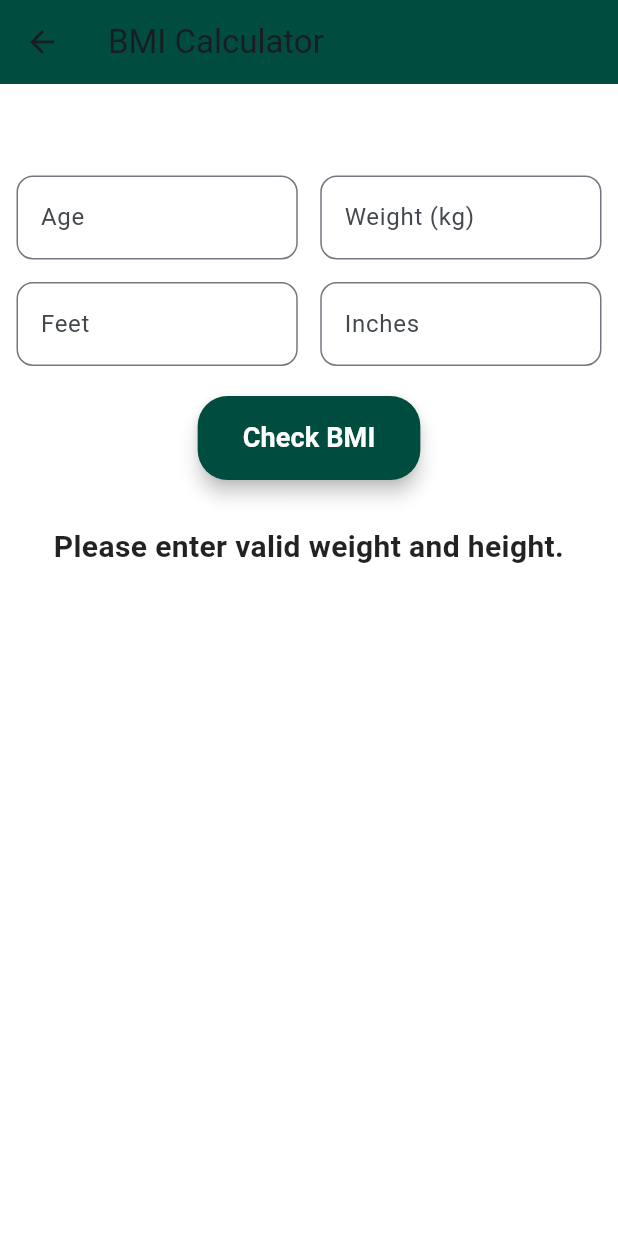
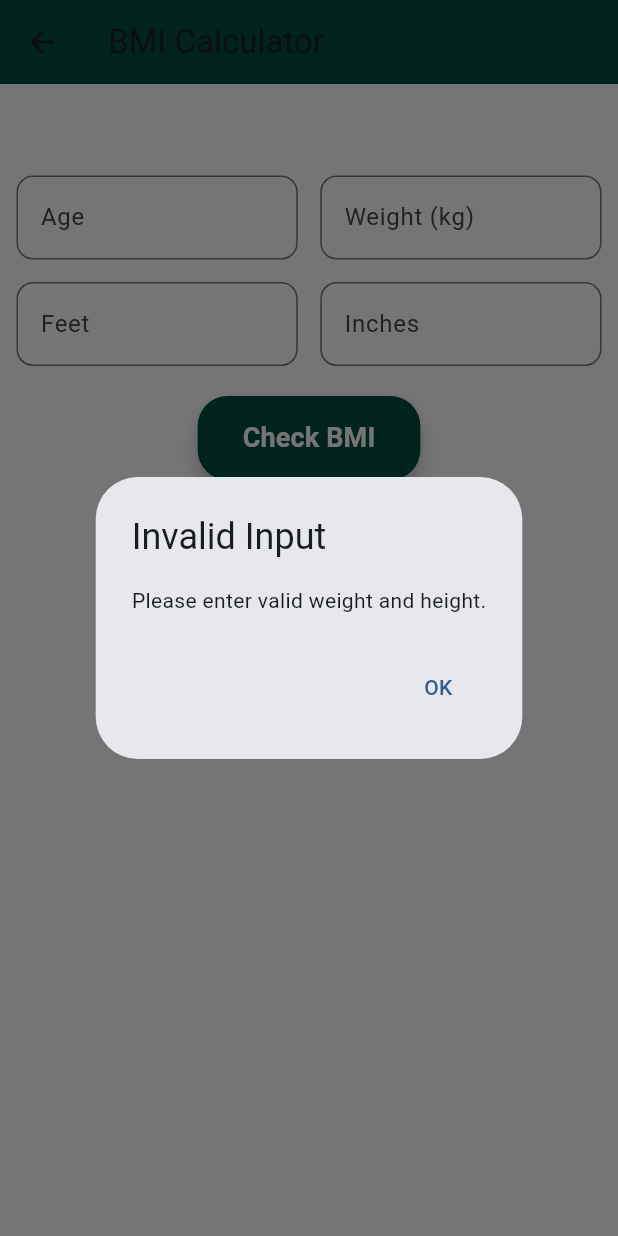
Before and after one commit to ahmad000-web/Bio_Monitor, a Flutter app: the BMI screen opened directly, after a tap on "Check BMI", on a phone screen of 412 x 824 dp. Run offline on Flutter 3.47's test engine with Material 3 defaults, Android fonts, the phone set to English and light mode, and no system bars; our stand-ins replace get, image_picker, shared_preferences, sqflite, youtube_player_flutter; accounts and stored records are empty.

Commit message:
11a7c32 Updated project

```diff
--- a/lib/appointment.dart
+++ b/lib/appointment.dart
@@ -37,7 +37,7 @@ class _AppointmentScreenState extends State<AppointmentScreen> {
       "email": "dr.ahmed@example.com",
       "specialization": "Endocrinologist"
     },
-    "Dr. Noor Pulmonologist": {
+    "Dr. Noor (Pulmonologist)": {
       "email": "dr.noor@example.com",
       "specialization": "Pulmonologist"
     },
--- a/lib/articles/article_dengue.dart
+++ b/lib/articles/article_dengue.dart
@@ -57,6 +57,9 @@ class ArticleDengue extends StatelessWidget {
             "Let's fight dengue together!",
             style: TextStyle(fontSize: 16, fontWeight: FontWeight.w500),
           ),
+          SizedBox(
+            height: 50,
+          )
         ],
       ),
     );
--- a/lib/articles/article_fever.dart
+++ b/lib/articles/article_fever.dart
@@ -54,9 +54,13 @@ class ArticleFever extends StatelessWidget {
           ),
           SizedBox(height: 20),
           Text(
-            "💛 Remember: Seasonal fevers are often preventable with proper care and awareness. Stay safe and healthy!",
+            "💛 Remember: Seasonal fevers are often preventable with proper care and awareness."
+            "Stay safe and healthy!",
             style: TextStyle(fontSize: 16, fontWeight: FontWeight.w500),
           ),
+          SizedBox(
+            height: 50,
+          )
         ],
       ),
     );
--- a/lib/articles/article_hepatitis.dart
+++ b/lib/articles/article_hepatitis.dart
@@ -57,6 +57,9 @@ class ArticleHepatitis extends StatelessWidget {
             "💛 Remember: Awareness and vaccination are key to preventing hepatitis. Protect your liver, protect your life!",
             style: TextStyle(fontSize: 16, fontWeight: FontWeight.w500),
           ),
+          SizedBox(
+            height: 50,
+          )
         ],
       ),
     );
--- a/lib/articles/article_hygiene.dart
+++ b/lib/articles/article_hygiene.dart
@@ -56,6 +56,9 @@ class ArticleHygiene extends StatelessWidget {
             "💛 Remember: Practicing good hygiene is simple but powerful. Stay clean, stay healthy!",
             style: TextStyle(fontSize: 16, fontWeight: FontWeight.w500),
           ),
+          SizedBox(
+            height: 50,
+          )
         ],
       ),
     );
--- a/lib/backend/yoga_recommendation.dart
+++ b/lib/backend/yoga_recommendation.dart
@@ -7,6 +7,6 @@ class YogaRecommendation extends RecommendationService {
   }
 
   String getYogaLinks() {
-    return "https://youtube/yoga_beginner_video";
+    return "https://youtu.be/B4kNiCWTl7M?si=YTR6-vNylfleMlRq";
   }
 }
--- a/lib/bmi.dart
+++ b/lib/bmi.dart
@@ -16,7 +16,7 @@ class _BMIState extends State<BMI> {
   Color bgColor = Colors.white;
   String resultMessage = "";
 
-  // Dart version of BMI calculation
+  // BMI Calculation
   double calculateBMI(double weightKg, double heightCm) {
     final heightM = heightCm / 100;
     if (heightM <= 0) return 0;
@@ -30,6 +30,7 @@ class _BMIState extends State<BMI> {
     return 3; // Extreme Overweight
   }
 
+  // MAIN FUNCTION with DIALOG
   void calculateBMIAndUpdateUI() {
     final double w = double.tryParse(weight.text) ?? 0;
     final int f = int.tryParse(feet.text) ?? 0;
@@ -38,10 +39,19 @@ class _BMIState extends State<BMI> {
     final double heightCm = (f * 12 + i) * 2.54;
 
     if (w <= 0 || heightCm <= 0) {
-      setState(() {
-        resultMessage = "Please enter valid weight and height.";
-        bgColor = Colors.white;
-      });
+      showDialog(
+        context: context,
+        builder: (ctx) => AlertDialog(
+          title: const Text("Invalid Input"),
+          content: const Text("Please enter valid weight and height."),
+          actions: [
+            TextButton(
+              onPressed: () => Navigator.of(ctx).pop(),
+              child: const Text("OK"),
+            ),
+          ],
+        ),
+      );
       return;
     }
 
@@ -73,10 +83,27 @@ class _BMIState extends State<BMI> {
         color = Colors.white;
     }
 
+    final String feedback = "BMI: ${bmi.toStringAsFixed(1)}\nStatus: $message";
+
     setState(() {
-      resultMessage = "BMI: ${bmi.toStringAsFixed(1)}\n$message";
+      resultMessage = feedback;
       bgColor = color;
     });
+
+    // SHOW RESULT DIALOG
+    showDialog(
+      context: context,
+      builder: (ctx) => AlertDialog(
+        title: const Text("BMI Result"),
+        content: Text(feedback),
+        actions: [
+          TextButton(
+            onPressed: () => Navigator.of(ctx).pop(),
+            child: const Text("OK"),
+          ),
+        ],
+      ),
+    );
   }
 
   @override
@@ -93,7 +120,7 @@ class _BMIState extends State<BMI> {
     return Scaffold(
       backgroundColor: bgColor,
       appBar: AppBar(
-        title: Text("BMI Calculator"),
+        title: const Text("BMI Calculator"),
         backgroundColor: Colors.teal.shade900,
       ),
       body: Center(
@@ -103,7 +130,7 @@ class _BMIState extends State<BMI> {
             mainAxisAlignment: MainAxisAlignment.start,
             crossAxisAlignment: CrossAxisAlignment.center,
             children: [
-              SizedBox(height: 50),
+              const SizedBox(height: 50),
               Row(
                 children: [
                   Expanded(
@@ -114,11 +141,12 @@ class _BMIState extends State<BMI> {
                         labelText: "Age",
                         hintText: "Enter your age",
                         border: OutlineInputBorder(
-                            borderRadius: BorderRadius.circular(11)),
+                          borderRadius: BorderRadius.circular(11),
+                        ),
                       ),
                     ),
                   ),
-                  SizedBox(width: 15),
+                  const SizedBox(width: 15),
                   Expanded(
                     child: TextField(
                       keyboardType: TextInputType.number,
@@ -127,13 +155,14 @@ class _BMIState extends State<BMI> {
                         labelText: "Weight (kg)",
                         hintText: "Enter your weight",
                         border: OutlineInputBorder(
-                            borderRadius: BorderRadius.circular(11)),
+                          borderRadius: BorderRadius.circular(11),
+                        ),
                       ),
                     ),
                   ),
                 ],
               ),
-              SizedBox(height: 15),
+              const SizedBox(height: 15),
               Row(
                 children: [
                   Expanded(
@@ -144,11 +173,12 @@ class _BMIState extends State<BMI> {
                         labelText: "Feet",
                         hintText: "Height (feet)",
                         border: OutlineInputBorder(
-                            borderRadius: BorderRadius.circular(11)),
+                          borderRadius: BorderRadius.circular(11),
+                        ),
                       ),
                     ),
                   ),
-                  SizedBox(width: 15),
+                  const SizedBox(width: 15),
                   Expanded(
                     child: TextField(
                       keyboardType: TextInputType.number,
@@ -157,37 +187,40 @@ class _BMIState extends State<BMI> {
                         labelText: "Inches",
                         hintText: "Height (inches)",
                         border: OutlineInputBorder(
-                            borderRadius: BorderRadius.circular(11)),
+                          borderRadius: BorderRadius.circular(11),
+                        ),
                       ),
                     ),
                   ),
                 ],
               ),
-              SizedBox(height: 20),
+              const SizedBox(height: 20),
               ElevatedButton(
                 onPressed: calculateBMIAndUpdateUI,
                 style: ElevatedButton.styleFrom(
                   backgroundColor: Colors.teal.shade900,
                   foregroundColor: Colors.white,
-                  padding: EdgeInsets.symmetric(horizontal: 30, vertical: 15),
+                  padding:
+                      const EdgeInsets.symmetric(horizontal: 30, vertical: 15),
                   shape: RoundedRectangleBorder(
                     borderRadius: BorderRadius.circular(20),
                   ),
                   elevation: 5,
                 ),
-                child: Text(
+                child: const Text(
                   "Check BMI",
                   style: TextStyle(fontSize: 18, fontWeight: FontWeight.bold),
                 ),
               ),
-              SizedBox(height: 30),
+              const SizedBox(height: 30),
               Text(
                 resultMessage,
                 textAlign: TextAlign.center,
-                style: TextStyle(
-                    fontSize: 20,
-                    fontWeight: FontWeight.bold,
-                    color: Colors.black87),
+                style: const TextStyle(
+                  fontSize: 20,
+                  fontWeight: FontWeight.bold,
+                  color: Colors.black87,
+                ),
               ),
             ],
           ),
```
Also changed, not shown: lib/dashboard.dart (+11 -11 lines), lib/history_checkup.dart (+10 -7 lines), 2 other files.
